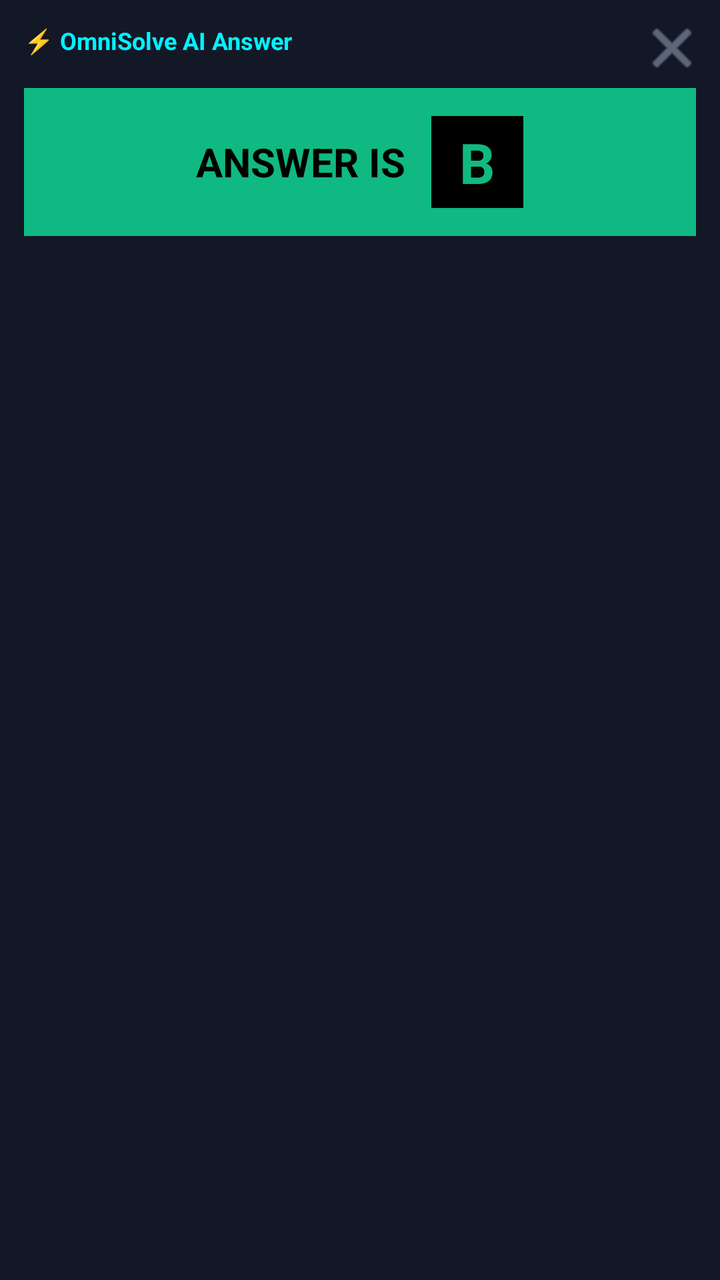
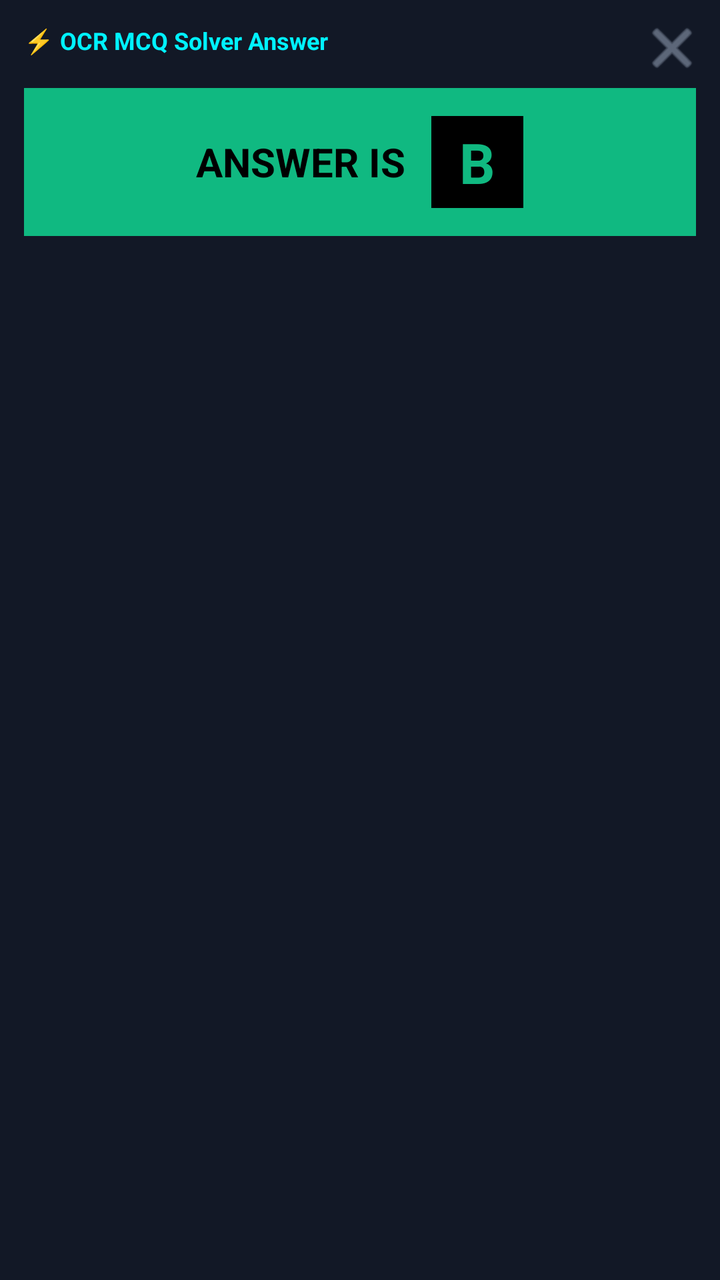

Before-and-after screenshots of an Android layout around one commit, followed by the original layout XML and the change that was made.
<!-- AndroidManifest.xml: application theme Theme.OmniSolveOverlay -->
<!-- res/layout/layout_answer_overlay.xml -->
<?xml version="1.0" encoding="utf-8"?>
<LinearLayout xmlns:android="http://schemas.android.com/apk/res/android"
    android:layout_width="match_parent"
    android:layout_height="wrap_content"
    android:background="#121826"
    android:orientation="vertical"
    android:padding="12dp"
    android:elevation="16dp">

    
    <RelativeLayout
        android:layout_width="match_parent"
        android:layout_height="wrap_content">

        <TextView
            android:layout_width="wrap_content"
            android:layout_height="wrap_content"
            android:text="⚡ OmniSolve AI Answer"
            android:textColor="#00F2FE"
            android:textSize="12sp"
            android:textStyle="bold" />

        <ImageButton
            android:id="@+id/btn_close_card"
            android:layout_width="24dp"
            android:layout_height="24dp"
            android:layout_alignParentEnd="true"
            android:background="?attr/selectableItemBackgroundBorderless"
            android:src="@android:drawable/ic_menu_close_clear_cancel"
            android:tint="#8E9BB0" />
    </RelativeLayout>

    
    <ProgressBar
        android:id="@+id/progress_bar"
        android:layout_width="32dp"
        android:layout_height="32dp"
        android:layout_gravity="center"
        android:layout_margin="12dp"
        android:visibility="gone" />

    
    <LinearLayout
        android:id="@+id/content_container"
        android:layout_width="match_parent"
        android:layout_height="wrap_content"
        android:layout_marginTop="8dp"
        android:background="#10B981"
        android:gravity="center"
        android:orientation="horizontal"
        android:padding="14dp">

        <TextView
            android:layout_width="wrap_content"
            android:layout_height="wrap_content"
            android:text="ANSWER IS "
            android:textColor="#000000"
            android:textSize="20sp"
            android:textStyle="bold" />

        <TextView
            android:id="@+id/tv_choice_letter"
            android:layout_width="46dp"
            android:layout_height="46dp"
            android:layout_marginStart="8dp"
            android:background="#000000"
            android:gravity="center"
            android:text="B"
            android:textColor="#10B981"
            android:textSize="28sp"
            android:textStyle="bold" />

    </LinearLayout>
</LinearLayout>
<!-- resources referenced by this layout -->
<resources>
  <style name="Theme.OmniSolveOverlay" parent="Theme.MaterialComponents.DayNight.NoActionBar">
          <item name="colorPrimary">@color/accent_cyan</item>
          <item name="colorPrimaryDark">@color/bg_dark</item>
          <item name="colorSecondary">@color/accent_emerald</item>
          <item name="colorAccent">@color/accent_cyan</item>
          <item name="android:statusBarColor">@color/bg_dark</item>
          <item name="android:navigationBarColor">@color/bg_dark</item>
          <item name="android:windowBackground">@color/bg_dark</item>
          <item name="android:windowDrawsSystemBarBackgrounds">true</item>
          <item name="android:windowLightStatusBar">false</item>
          <item name="android:windowLightNavigationBar">false</item>
          <item name="android:forceDarkAllowed">false</item>
      </style>
  <color name="accent_cyan">#00D4FF</color>
  <color name="bg_dark">#060910</color>
  <color name="accent_emerald">#10B981</color>
</resources>

<!-- the commit's change to res/layout/layout_answer_overlay.xml (unified diff, before → after) -->
@@ -15,7 +15,7 @@
         <TextView
             android:layout_width="wrap_content"
             android:layout_height="wrap_content"
-            android:text="⚡ OmniSolve AI Answer"
+            android:text="⚡ OCR MCQ Solver Answer"
             android:textColor="#00F2FE"
             android:textSize="12sp"
             android:textStyle="bold" />
